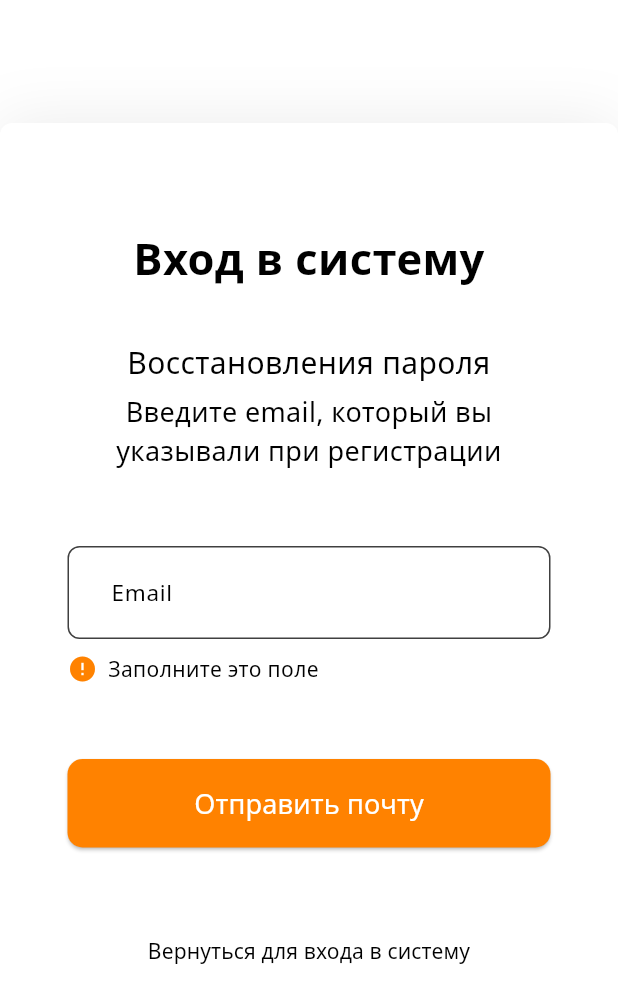
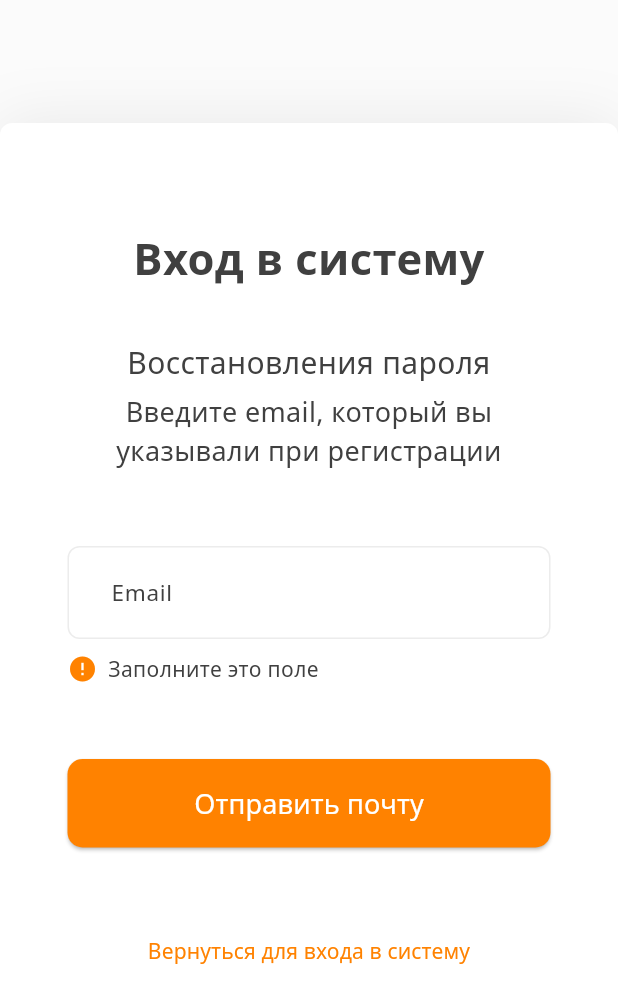
Before and after one commit to fitpract/fittin-admin-panel-front, a Flutter app: the PasswordRecoveryBody screen opened directly, on a phone screen of 412 x 824 dp. Shown: the top 1003 px of the screen. Run offline on Flutter 3.47's test engine with Material 3 defaults, Android fonts, the phone set to English and light mode, and no system bars; our stand-ins replace auto_route, bloc, dio, equatable, file_picker, flutter_bloc and 5 more; missing offline and left inert: clipboard, dart:js_interop; accounts and stored records are empty; generated files the repository leaves out were written again; Roboto replaces fonts that are missing (Noto Sans).

Commit message:
fix: change light color scheme, add dark color scheme

```diff
--- a/lib/core/presentation/widgets/custom_button.dart
+++ b/lib/core/presentation/widgets/custom_button.dart
@@ -31,15 +31,15 @@ class CustomButton extends StatelessWidget {
           backgroundColor: WidgetStateProperty.resolveWith<Color>(
                 (Set<WidgetState> states) {
               if (states.contains(WidgetState.hovered)) {
-                return AppColors.orangeActiveButton; // Темный цвет при наведении
+                return Theme.of(context).colorScheme.primaryContainer; // Темный цвет при наведении
               }
-              return AppColors.orangeButton; // Цвет по умолчанию
+              return Theme.of(context).colorScheme.primary; // Цвет по умолчанию
             },
           ),
-          foregroundColor: WidgetStateProperty.all<Color>(AppColors.white),
+          foregroundColor: WidgetStateProperty.all<Color>(Theme.of(context).colorScheme.surfaceVariant),
         ),
         child: isLoading
-            ? const CircularProgressIndicator(color: AppColors.white,)
+            ? CircularProgressIndicator(color: Theme.of(context).colorScheme.surfaceVariant,)
             : Text(buttonText, style: button,),
       ),
     );
--- a/lib/core/style/theme/theme_text_styles.dart
+++ b/lib/core/style/theme/theme_text_styles.dart
@@ -18,47 +18,47 @@ const headline = TextStyle(
   fontFamily: 'Noto Sans',
   fontWeight: FontWeight.w600,
   fontSize: 29,
-  color: AppColors.black,
+  //color: Theme.of(context).black,
 );
 
 const subhead = TextStyle(
   fontFamily: 'Noto Sans',
   fontWeight: FontWeight.w400,
   fontSize: 20,
-  color: AppColors.black,
+  //color: AppColors.black,
 );
 
 const title = TextStyle(
   fontFamily: 'Noto Sans',
   fontWeight: FontWeight.w400,
   fontSize: 18,
-  color: AppColors.black,
+  //color: AppColors.black,
 );
 
 const button = TextStyle(
   fontFamily: 'Noto Sans',
   fontWeight: FontWeight.w400,
   fontSize: 18,
-  color: AppColors.white,
+  //color: AppColors.white,
 );
 
 const body = TextStyle(
   fontFamily: 'Noto Sans',
   fontWeight: FontWeight.w400,
   fontSize: 15,
-  color: AppColors.black,
+  //color: AppColors.black,
 );
 
 const label = TextStyle(
   fontFamily: 'Noto Sans',
   fontWeight: FontWeight.w400,
   fontSize: 14,
-  color: AppColors.black,
+  //color: AppColors.black,
 );
 
 const errorLabel = TextStyle(
   fontFamily: 'Noto Sans',
   fontWeight: FontWeight.w400,
   fontSize: 14,
-  color: AppColors.black,
+  //color: AppColors.black,
 );
--- a/lib/features/password_recovery/presentation/widgets/body.dart
+++ b/lib/features/password_recovery/presentation/widgets/body.dart
@@ -32,7 +32,7 @@ class PasswordRecoveryBody extends StatelessWidget {
               borderRadius: BorderRadius.circular(8),
               boxShadow: [
                 BoxShadow(
-                  color: AppColors.black.withOpacity(0.08),
+                  color: Theme.of(context).colorScheme.onBackground.withOpacity(0.08),
                   blurRadius: 35,
                 ),
               ],
```
Also changed, not shown: lib/core/style/theme/theme_colors.dart (+59 -1 lines), lib/features/auth/presentation/widgets/body.dart (+6 -4 lines), lib/features/home/presentation/widgets/web_bar.dart (+21 -9 lines), lib/features/showcase/presentation/widgets/showcase_element.dart (+19 -11 lines), lib/core/style/theme/dark_theme.dart (deleted), 1 other file.
